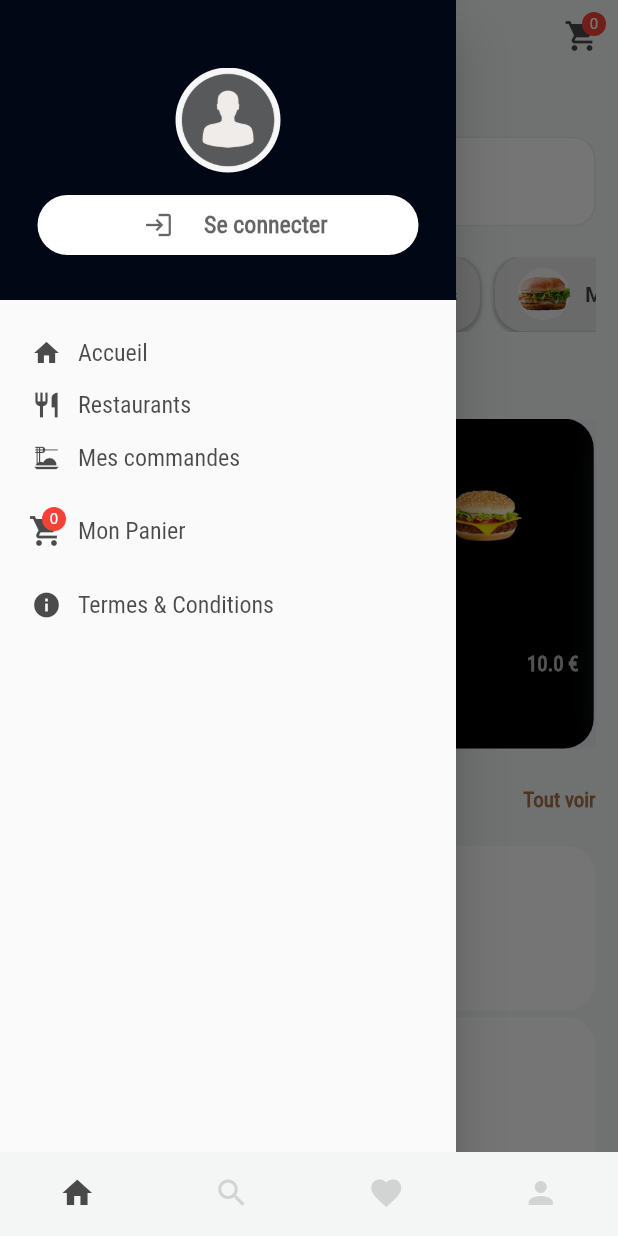
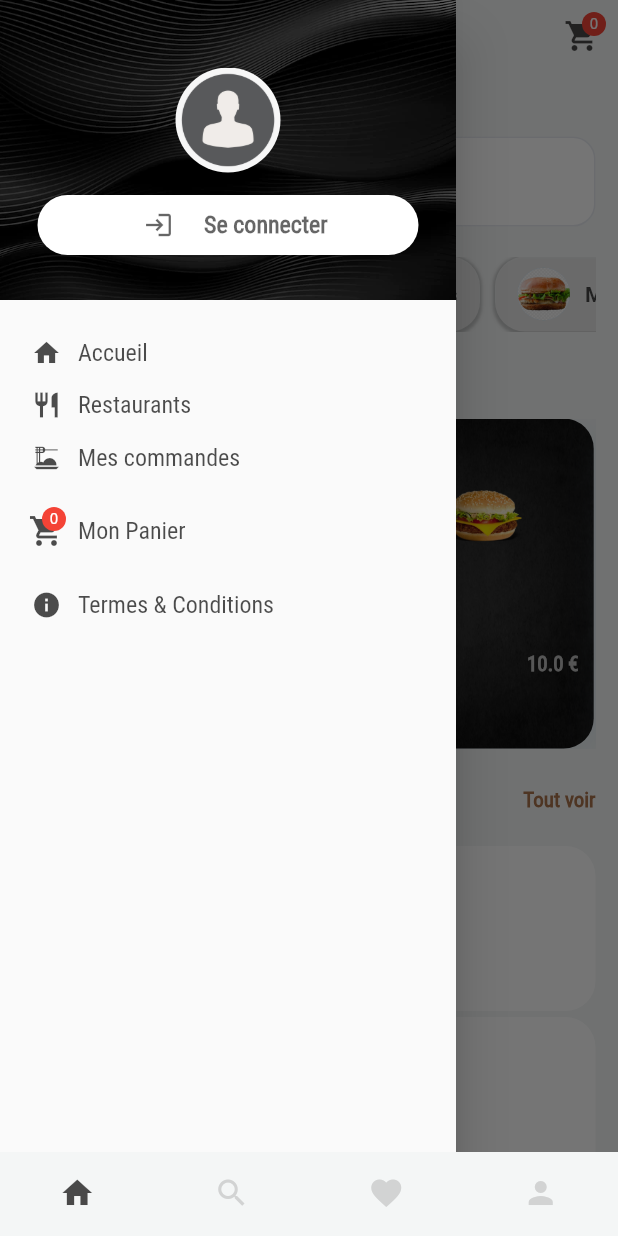
Before and after one commit to Felianho-Sagnol/wafa-food, a Flutter app: the screen it shows after launch, with the side drawer open, on a phone screen of 412 x 824 dp. Run offline on Flutter 3.47's test engine with Material 2 defaults, Android fonts, the phone set to English and light mode, and no system bars; our stand-ins replace curved_navigation_bar, email_validator, get, get_storage, hexcolor, shimmer.

Commit message:
Organisation du contenu du projet

```diff
--- a/lib/app/modules/auth/login.signup.page.dart
+++ b/lib/app/modules/auth/login.signup.page.dart
@@ -60,7 +60,7 @@ class _LoginSignupScreenState extends State<LoginSignupScreen> {
                           ),
                           children: [
                             TextSpan(
-                              text: isSignupScreen ? "Helpyfood" : "Helpyfood",
+                              text: isSignupScreen ? "Wafa Food" : "Wafa Food",
                               style: TextStyle(
                                 fontSize: 24,
                                 fontWeight: FontWeight.bold,
--- a/lib/app/modules/home/home.widgets/favorites/favorites.widget.dart
+++ b/lib/app/modules/home/home.widgets/favorites/favorites.widget.dart
@@ -4,6 +4,7 @@ import 'package:flutter/material.dart';
 import 'package:get/get.dart';
 import 'package:wafaeats/app/controllers/products/product.controller.dart';
 import 'package:wafaeats/app/core/constants/app.colors.dart';
+import 'package:wafaeats/app/core/constants/app.fonts.dart';
 import 'package:wafaeats/app/data/models/product/product.model.dart';
 
 class FavoriteWidget extends StatefulWidget {
@@ -26,7 +27,7 @@ class _FavoriteWidgetState extends State<FavoriteWidget> {
             fontSize: 15,
             //fontWeight: FontWeight.bold,
             color: appBlackOpacityColor,
-            fontFamily: "RobotoCondensedRegular",
+            fontFamily: appPrincipalFont,
           ),
         ),
         SizedBox(height: 20),
@@ -99,7 +100,7 @@ class FavoriteItem extends StatelessWidget {
               style: TextStyle(
                 color: Colors.white.withOpacity(0.8),
                 fontSize: 13,
-                fontFamily: "RobotoCondensedRegular",
+                fontFamily: appPrincipalFont,
               ),
             ),
             SizedBox(height: 20),
@@ -142,7 +143,7 @@ class FavoriteItem extends StatelessWidget {
                   style: TextStyle(
                     color: Colors.white.withOpacity(0.7),
                     fontWeight: FontWeight.bold,
-                    fontFamily: "RobotoCondensedRegular",
+                    fontFamily: appPrincipalFont,
                   ),
                 ),
               ],
--- a/lib/app/modules/home/home.widgets/home.content/home.appbar.dart
+++ b/lib/app/modules/home/home.widgets/home.content/home.appbar.dart
@@ -6,6 +6,7 @@ import 'package:get/get.dart';
 import 'package:wafaeats/app/controllers/products/cart.controller.dart';
 import 'package:wafaeats/app/core/constants/app.colors.dart';
 import 'package:wafaeats/app/core/constants/app.constants.dart';
+import 'package:wafaeats/app/core/constants/app.fonts.dart';
 import 'package:wafaeats/app/modules/widgets/badges/badge.widget.dart';
 
 AppBar homeAppBar(BuildContext context, GlobalKey<ScaffoldState> scaffoldKey) {
@@ -26,11 +27,11 @@ AppBar homeAppBar(BuildContext context, GlobalKey<ScaffoldState> scaffoldKey) {
       text: TextSpan(
         children: [
           TextSpan(
-            text: "Helpy",
+            text: "Wafa",
             style: TextStyle(
               color: ksecondaryColor,
               fontWeight: FontWeight.bold,
-              fontFamily: "RobotoCondensedRegular",
+              fontFamily: appPrincipalFont,
               fontSize: 17,
             ),
           ),
@@ -39,7 +40,7 @@ AppBar homeAppBar(BuildContext context, GlobalKey<ScaffoldState> scaffoldKey) {
             style: TextStyle(
               color: kPrimaryColor,
               fontWeight: FontWeight.bold,
-              fontFamily: "RobotoCondensedRegular",
+              fontFamily: appPrincipalFont,
               fontSize: 17,
             ),
           ),
--- a/lib/app/modules/product/product.item.dart
+++ b/lib/app/modules/product/product.item.dart
@@ -16,7 +16,11 @@ class ProductItem extends StatelessWidget {
       padding: EdgeInsets.all(10),
       margin: EdgeInsets.only(top: 2, bottom: 2),
       decoration: BoxDecoration(
-        color: appContainerBackgroundColor,
+        image: DecorationImage(
+          image: AssetImage("assets/images/bg.png"),
+          fit: BoxFit.fill,
+        ),
+        //color: appContainerBackgroundColor,
         borderRadius: BorderRadius.circular(20),
       ),
       child: Row(
--- a/lib/app/modules/restaurant/popularswidgets/restaurant.popular.widget.dart
+++ b/lib/app/modules/restaurant/popularswidgets/restaurant.popular.widget.dart
@@ -2,6 +2,7 @@
 
 import 'package:wafaeats/app/controllers/restaurant/restaurant.controller.dart';
 import 'package:wafaeats/app/core/constants/app.colors.dart';
+import 'package:wafaeats/app/core/constants/app.fonts.dart';
 import 'package:wafaeats/app/data/models/restaurent/restaurant.model.dart';
 import 'package:wafaeats/app/modules/widgets/rating/app.rating.dart';
 import 'package:flutter/material.dart';
@@ -28,7 +29,7 @@ class _RestaurantPopularWidgetState extends State<RestaurantPopularWidget> {
             fontSize: 15,
             fontWeight: FontWeight.bold,
             color: appBlackOpacityColor,
-            fontFamily: "RobotoCondensedRegular",
+            fontFamily: appPrincipalFont,
           ),
         ),
         SizedBox(height: 20),
@@ -71,7 +72,11 @@ class RestaurantPopularItem extends StatelessWidget {
         width: width * 0.45,
         constraints: BoxConstraints(minHeight: 220),
         decoration: BoxDecoration(
-          color: Colors.black,
+          image: DecorationImage(
+            image: AssetImage("assets/images/bg.png"),
+            fit: BoxFit.fill,
+          ),
+          //color: Colors.black,
           borderRadius: BorderRadius.circular(20),
           boxShadow: [
             BoxShadow(
@@ -102,7 +107,7 @@ class RestaurantPopularItem extends StatelessWidget {
               style: TextStyle(
                 color: Colors.white.withOpacity(0.8),
                 fontSize: 13,
-                fontFamily: "RobotoCondensedRegular",
+                fontFamily: appPrincipalFont,
               ),
             ),
             SizedBox(height: 15),
@@ -117,7 +122,7 @@ class RestaurantPopularItem extends StatelessWidget {
                   style: TextStyle(
                     color: Colors.white.withOpacity(0.7),
                     fontWeight: FontWeight.bold,
-                    fontFamily: "RobotoCondensedRegular",
+                    fontFamily: appPrincipalFont,
                   ),
                 ),
               ],
--- a/lib/app/modules/restaurant/restaurant.item.dart
+++ b/lib/app/modules/restaurant/restaurant.item.dart
@@ -23,6 +23,7 @@ class RestaurantItem extends StatelessWidget {
         padding: EdgeInsets.all(10),
         margin: EdgeInsets.only(top: 2, bottom: 2),
         decoration: BoxDecoration(
+
           color: appContainerBackgroundColor,
           borderRadius: BorderRadius.circular(20),
         ),
@@ -30,7 +31,11 @@ class RestaurantItem extends StatelessWidget {
           children: [
             Container(
               decoration: BoxDecoration(
-                color: appPrincipalColor,
+                image: DecorationImage(
+                  image: AssetImage("assets/images/bg.png"),
+                  fit: BoxFit.fill,
+                ),
+                //color: appPrincipalColor,
                 borderRadius: BorderRadius.circular(15),
               ),
               child: Container(
--- a/lib/app/modules/widgets/drawer/drawer.header.widget.dart
+++ b/lib/app/modules/widgets/drawer/drawer.header.widget.dart
@@ -17,7 +17,13 @@ class _DrawerHeaderWidgetState extends State<DrawerHeaderWidget> {
   @override
   Widget build(BuildContext context) {
     return Container(
-      color: appPrincipalColor,
+      //color: appPrincipalColor,
+      decoration: BoxDecoration(
+        image: DecorationImage(
+          image: AssetImage("assets/images/drawerHeaderbg.png"),
+          fit: BoxFit.fill,
+        ),
+      ),
       width: double.infinity,
       height: 200,
       padding: EdgeInsets.only(top: 15.0),
--- a/lib/main.dart
+++ b/lib/main.dart
@@ -15,7 +15,7 @@ class MyApp extends StatelessWidget {
   @override
   Widget build(BuildContext context) {
     return GetMaterialApp(
-      title: 'HelpyFood',
+      title: 'Wafa Food',
       debugShowCheckedModeBanner: false,
       theme: ThemeData(
         primaryColor: Colors.white,
```
Also changed, not shown: assets/images/bg.png (added), assets/images/drawerHeaderbg.png (added), lib/app/modules/productHome/product.home.page.dart (deleted).
